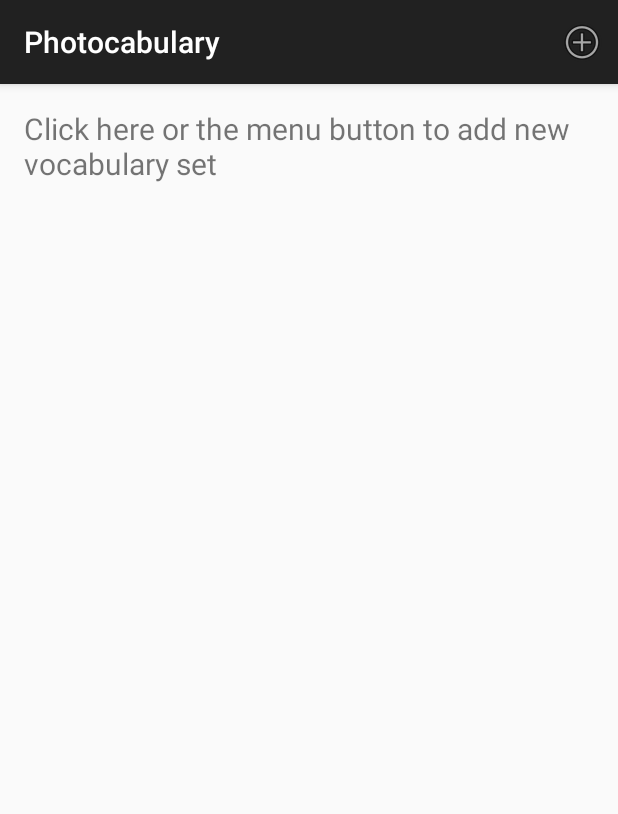
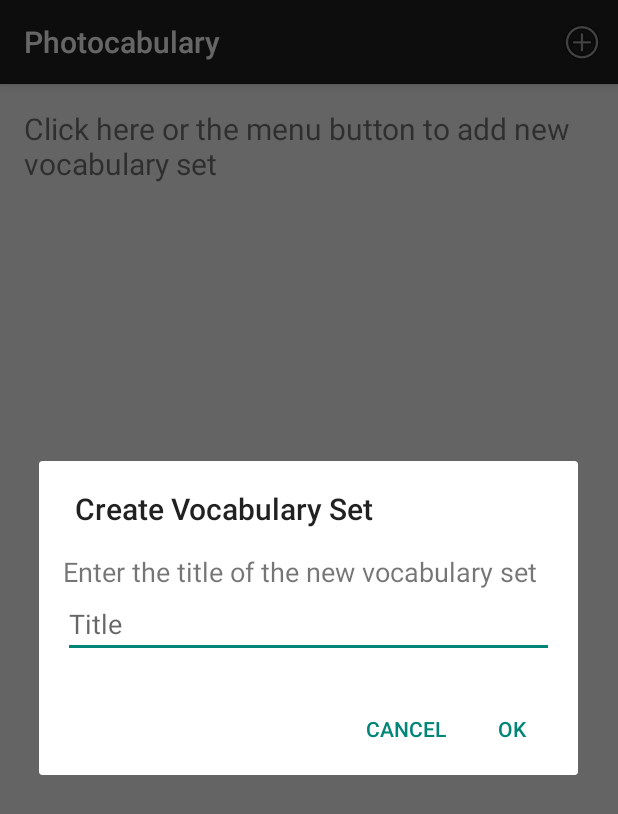
Before and after one commit to eldeveloper13/Photocabulary, an Android app: the screen it shows after launch (MainActivity), after a tap on "Add Vocab Set", on a phone screen of 412 x 824 dp. Shown: the top 814 px of the screen. Run offline under Robolectric (Android 15) with nearby library versions, the phone set to English and light mode, and no system bars; our stand-ins replace ButterKnife.

Commit message:
Create add vocab set dialog

```diff
--- a/app/build.gradle
+++ b/app/build.gradle
@@ -24,4 +24,6 @@ dependencies {
     compile 'com.android.support:appcompat-v7:22.2.1'
     compile 'com.android.support:recyclerview-v7:22.2.1'
     compile 'com.android.support:cardview-v7:22.2.1'
+    compile 'com.jakewharton:butterknife:7.0.1'
+
 }
--- a/app/src/main/java/com/google/eldeveloper13/photocabulary/MainActivity.java
+++ b/app/src/main/java/com/google/eldeveloper13/photocabulary/MainActivity.java
@@ -1,16 +1,32 @@
 package com.google.eldeveloper13.photocabulary;
 
+import android.app.AlertDialog;
+import android.content.DialogInterface;
 import android.support.v7.app.AppCompatActivity;
 import android.os.Bundle;
 import android.view.Menu;
 import android.view.MenuItem;
+import android.view.View;
+import android.widget.EditText;
+import android.widget.ListView;
+import android.widget.Toast;
+
+import com.google.eldeveloper13.photocabulary.dialogs.DialogHelper;
+
+import butterknife.Bind;
+import butterknife.ButterKnife;
+import butterknife.OnClick;
 
 public class MainActivity extends AppCompatActivity {
+
+    @Bind(android.R.id.list)
+    ListView mListView;
 
     @Override
     protected void onCreate(Bundle savedInstanceState) {
         super.onCreate(savedInstanceState);
         setContentView(R.layout.activity_main);
+        ButterKnife.bind(this);
     }
 
     @Override
@@ -28,10 +44,34 @@ public class MainActivity extends AppCompatActivity {
         int id = item.getItemId();
 
         //noinspection SimplifiableIfStatement
-        if (id == R.id.action_settings) {
+        if (id == R.id.action_add_vocab_set) {
+            showAddVocabSetDialog();
             return true;
         }
 
         return super.onOptionsItemSelected(item);
     }
+
+    @OnClick(android.R.id.empty)
+    public void onClickedEmpty(View view) {
+        showAddVocabSetDialog();
+    }
+
+    private void showAddVocabSetDialog() {
+        DialogHelper.createAddNewVocabSetDialog(this, new DialogInterface.OnClickListener() {
+            @Override
+            public void onClick(DialogInterface dialogInterface, int which) {
+                EditText titleEditText = ButterKnife.findById((AlertDialog) dialogInterface, R.id.vocab_set_title_editText);
+                createNewVocabSet(titleEditText.getText().toString());
+            }
+        }).show();
+    }
+
+    private void createNewVocabSet(String title) {
+        if (title == null || title.trim().isEmpty()) {
+            Toast.makeText(this, "Vocabulary set title cannot be empty", Toast.LENGTH_LONG).show();
+        } else {
+            Toast.makeText(this, "Creating Vocab set " + title, Toast.LENGTH_SHORT).show();
+        }
+    }
 }
--- /dev/null
+++ b/app/src/main/java/com/google/eldeveloper13/photocabulary/dialogs/DialogHelper.java
@@ -0,0 +1,28 @@
+package com.google.eldeveloper13.photocabulary.dialogs;
+
+import android.app.AlertDialog;
+import android.content.Context;
+import android.content.DialogInterface;
+import android.view.LayoutInflater;
+
+import com.google.eldeveloper13.photocabulary.R;
+
+public class DialogHelper {
+
+    public static AlertDialog createAddNewVocabSetDialog(Context context, DialogInterface.OnClickListener positiveListener) {
+        AlertDialog dialog = new AlertDialog.Builder(context)
+                .setTitle("Create Vocabulary Set")
+                .setView(LayoutInflater.from(context).inflate(R.layout.create_vocab_set_dialog, null))
+                .setPositiveButton(android.R.string.ok, positiveListener)
+                .setNegativeButton(android.R.string.cancel, new DismissOnClickListener())
+                .create();
+        return dialog;
+    }
+
+    static class DismissOnClickListener implements DialogInterface.OnClickListener {
+        @Override
+        public void onClick(DialogInterface dialogInterface, int which) {
+            dialogInterface.dismiss();
+        }
+    }
+}
--- /dev/null
+++ b/app/src/main/res/layout/create_vocab_set_dialog.xml
@@ -0,0 +1,23 @@
+<?xml version="1.0" encoding="utf-8"?>
+<LinearLayout xmlns:android="http://schemas.android.com/apk/res/android"
+    android:layout_width="match_parent"
+    android:layout_height="match_parent"
+    android:paddingTop="@dimen/activity_vertical_margin"
+    android:paddingBottom="@dimen/activity_vertical_margin"
+    android:paddingLeft="@dimen/activity_horizontal_margin"
+    android:paddingRight="@dimen/activity_horizontal_margin"
+    android:orientation="vertical">
+
+    <TextView
+        android:layout_width="wrap_content"
+        android:layout_height="wrap_content"
+        android:text="Enter the title of the new vocabulary set"
+        android:textSize="@dimen/abc_text_size_medium_material"/>
+
+    <EditText
+        android:id="@+id/vocab_set_title_editText"
+        android:layout_width="match_parent"
+        android:layout_height="wrap_content"
+        android:singleLine="true"
+        android:hint="Title"/>
+</LinearLayout>
```
Also changed, not shown: 1 other file.
